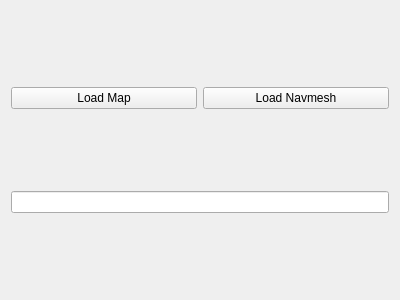
Georg-S/CS-GO-AI, file CSGO_AI/include/NavmeshEditorWidget.ui: the form before one commit.
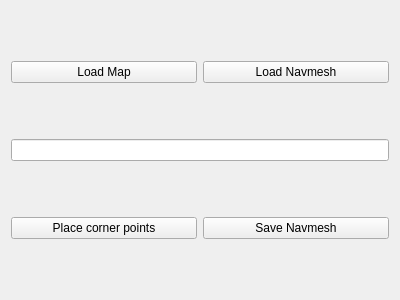
The form after the commit.

Commit message: Zooming implementation and navmesh editor output

```diff
--- a/CSGO_AI/include/NavmeshEditorWidget.ui
+++ b/CSGO_AI/include/NavmeshEditorWidget.ui
@@ -43,6 +43,24 @@
      </property>
     </widget>
    </item>
+   <item>
+    <layout class="QHBoxLayout" name="horizontalLayout_2">
+     <item>
+      <widget class="QPushButton" name="button_place_corner_points">
+       <property name="text">
+        <string>Place corner points</string>
+       </property>
+      </widget>
+     </item>
+     <item>
+      <widget class="QPushButton" name="button_save_navmesh">
+       <property name="text">
+        <string>Save Navmesh</string>
+       </property>
+      </widget>
+     </item>
+    </layout>
+   </item>
   </layout>
  </widget>
  <resources/>
```
The commit also changes 4 other files.
